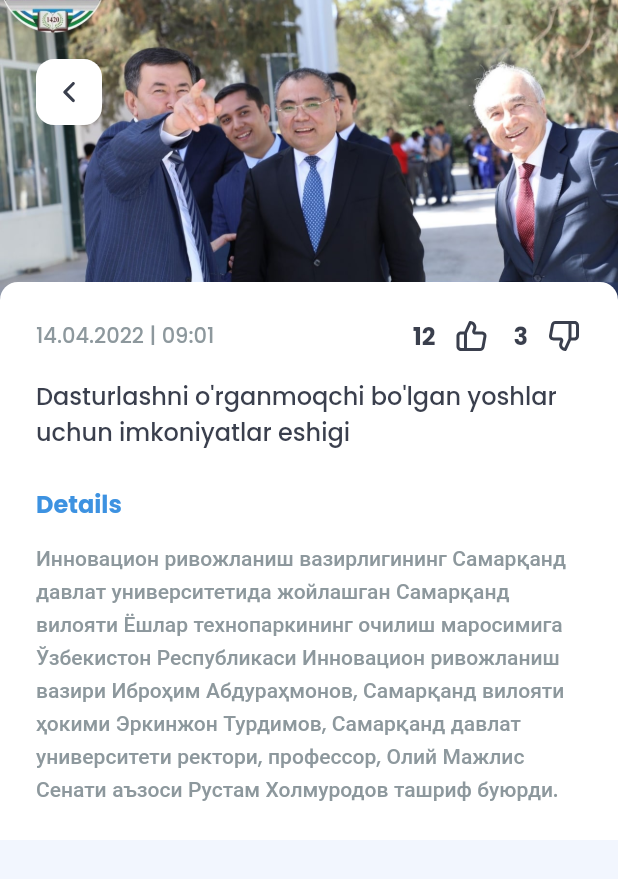
After one commit to IamKhuk/SamEdu, a Flutter app: the HomeScreen screen opened directly, after a tap on an icon or button, on a phone screen of 412 x 824 dp. The commit adds this screen. Shown: the top 879 px of the screen. Run offline on Flutter 3.47's test engine with Material 2 defaults, Android fonts, the light colour scheme and no system bars; drawn by our look-alikes of carousel_slider; our stand-ins replace flutter_svg, pinput, shared_preferences; accounts and stored records are empty.

Commit message:
News Details Screen

```diff
--- a/lib/src/defaults/defaults.dart
+++ b/lib/src/defaults/defaults.dart
@@ -216,6 +216,8 @@ class Defaults {
       text:
           'Шароф Рашидов номидаги Самарқанд давлат университети бош биносида талабаларни иш билан таъминлаш мақсадида “Карьера куни - меҳнат ярмаркаси” ўтказилиши кутилмоқда. Тадбирда вилоят Бандлик бош бошқармаси ҳамда юздан ортиқ корхона ва ташкилотларнинг вакиллари бўш иш ўринларини таклиф қилади.',
       date: DateTime(2022, 04, 14, 9, 1),
+      likes: 15,
+      dislikes: 2,
     ),
     NewsModel(
       title:
@@ -227,6 +229,8 @@ class Defaults {
       text:
           'Инновацион ривожланиш вазирлигининг Самарқанд давлат университетида жойлашган Самарқанд вилояти Ёшлар технопаркининг очилиш маросимига Ўзбекистон Республикаси Инновацион ривожланиш вазири Иброҳим Абдураҳмонов, Самарқанд вилояти ҳокими Эркинжон Турдимов, Самарқанд давлат университети ректори, профессор, Олий Мажлис Сенати аъзоси Рустам Холмуродов ташриф буюрди.',
       date: DateTime(2022, 04, 14, 9, 1),
+      likes: 12,
+      dislikes: 3,
     ),
   ];
 }
--- a/lib/src/model/news_model.dart
+++ b/lib/src/model/news_model.dart
@@ -3,11 +3,15 @@ class NewsModel {
   String text;
   List<String> images;
   DateTime date;
+  int likes;
+  int dislikes;
 
   NewsModel({
     required this.title,
     required this.images,
     required this.text,
     required this.date,
+    required this.likes,
+    required this.dislikes,
   });
 }
--- a/lib/src/ui/menu/home/home_screen.dart
+++ b/lib/src/ui/menu/home/home_screen.dart
@@ -5,6 +5,7 @@ import 'package:samedu/src/defaults/defaults.dart';
 import 'package:samedu/src/dialog/bottom_dialog.dart';
 import 'package:samedu/src/model/schedule_model.dart';
 import 'package:samedu/src/theme/app_theme.dart';
+import 'package:samedu/src/ui/menu/news/news_details_screen.dart';
 import 'package:samedu/src/widgets/title/title_01.dart';
 import 'package:samedu/src/widgets/title/view_all.dart';
 import 'package:shared_preferences/shared_preferences.dart';
@@ -19,6 +20,7 @@ class HomeScreen extends StatefulWidget {
 class _HomeScreenState extends State<HomeScreen> {
   String _firstName = '';
   String _lastName = '';
+
   // String _myImage = '';
   late ScheduleModel schedule;
   late String lessonStatus;
@@ -26,7 +28,11 @@ class _HomeScreenState extends State<HomeScreen> {
   @override
   void initState() {
     _getInfo();
-    if (DateTime.now().hour <=
+    if(DateTime.now().weekday == 7){
+      schedule = Defaults().schedules[0][0];
+      lessonStatus = 'Upcoming';
+    }
+    else if (DateTime.now().hour <=
         int.parse(Defaults()
             .schedules[DateTime.now().weekday - 1]
             .last
@@ -270,7 +276,6 @@ class _HomeScreenState extends State<HomeScreen> {
                           ),
                         ],
                       ),
-
                       const SizedBox(height: 8),
                       Row(
                         children: const [
@@ -289,17 +294,13 @@ class _HomeScreenState extends State<HomeScreen> {
                           items: Defaults().news.map((item) {
                             return GestureDetector(
                               onTap: () {
-                                // Navigator.push(
-                                //   context,
-                                //   MaterialPageRoute(
-                                //     builder: (context) {
-                                //       return AdviceSingleScreen(
-                                //         index: advices.indexOf(item),
-                                //         title: 'Treatment',
-                                //       );
-                                //     },
-                                //   ),
-                                // );
+                                Navigator.push(
+                                  context,
+                                  MaterialPageRoute(
+                                    builder: (context) =>
+                                        NewsDetailsScreen(news: item),
+                                  ),
+                                );
                               },
                               child: Container(
                                 height: 184,
--- /dev/null
+++ b/lib/src/ui/menu/news/news_details_screen.dart
@@ -0,0 +1,258 @@
+import 'package:carousel_slider/carousel_slider.dart';
+import 'package:flutter/material.dart';
+import 'package:flutter_svg/svg.dart';
+import 'package:samedu/src/model/news_model.dart';
+import 'package:samedu/src/utils/utils.dart';
+import 'package:samedu/src/widgets/title/title_03.dart';
+
+import '../../../theme/app_theme.dart';
+
+class NewsDetailsScreen extends StatefulWidget {
+  final NewsModel news;
+
+  const NewsDetailsScreen({Key? key, required this.news}) : super(key: key);
+
+  @override
+  _NewsDetailsScreenState createState() => _NewsDetailsScreenState();
+}
+
+class _NewsDetailsScreenState extends State<NewsDetailsScreen> {
+  bool onLike = false;
+  bool onDislike = false;
+  bool isLike = true;
+  bool isDislike = true;
+
+  @override
+  Widget build(BuildContext context) {
+    return Scaffold(
+      backgroundColor: AppTheme.bg,
+      body: Stack(
+        children: [
+          Column(
+            mainAxisAlignment: MainAxisAlignment.start,
+            children: [
+              SizedBox(
+                height: 200,
+                width: MediaQuery.of(context).size.width,
+                child: CarouselSlider(
+                  options: CarouselOptions(
+                    autoPlay: false,
+                    viewportFraction: 1,
+                    scrollDirection: Axis.horizontal,
+                    enableInfiniteScroll: false,
+                  ),
+                  items: widget.news.images.map(
+                    (item) {
+                      return SizedBox(
+                        height: 200,
+                        width: MediaQuery.of(context).size.width,
+                        child: ClipRRect(
+                          child: Image.asset(
+                            item,
+                            fit: BoxFit.cover,
+                          ),
+                        ),
+                      );
+                    },
+                  ).toList(),
+                ),
+              ),
+            ],
+          ),
+          Column(
+            children: [
+              Expanded(
+                child: ListView(
+                  padding: const EdgeInsets.only(top: 188),
+                  physics: const ClampingScrollPhysics(),
+                  children: [
+                    Container(
+                      padding: const EdgeInsets.all(24),
+                      decoration: const BoxDecoration(
+                        color: AppTheme.white,
+                        borderRadius: BorderRadius.only(
+                          topRight: Radius.circular(12),
+                          topLeft: Radius.circular(12),
+                        ),
+                      ),
+                      child: Column(
+                        mainAxisAlignment: MainAxisAlignment.start,
+                        crossAxisAlignment: CrossAxisAlignment.start,
+                        children: [
+                          Row(
+                            children: [
+                              Expanded(
+                                child: Text(
+                                  Utils.newsDateFormat(widget.news.date),
+                                  style: const TextStyle(
+                                    fontWeight: FontWeight.w500,
+                                    fontSize: 14,
+                                    fontFamily: AppTheme.fontFamily,
+                                    height: 1.5,
+                                    color: AppTheme.gray,
+                                  ),
+                                ),
+                              ),
+                              Text(
+                                widget.news.likes.toString(),
+                                style: TextStyle(
+                                  fontFamily: AppTheme.fontFamily,
+                                  fontSize: 16,
+                                  fontWeight: FontWeight.w600,
+                                  height: 1.5,
+                                  color: onLike == true
+                                      ? AppTheme.blue
+                                      : AppTheme.dark,
+                                ),
+                              ),
+                              const SizedBox(width: 12),
+                              GestureDetector(
+                                onTap: (){
+                                  setState(() {
+                                    onLike = true;
+                                    if(onDislike == true){
+                                      onDislike = false;
+                                      widget.news.dislikes--;
+                                    }
+                                    if(isLike==true){
+                                      widget.news.likes++;
+                                      isLike = false;
+                                    }
+                                    isDislike = true;
+                                  });
+                                },
+                                child: Container(
+                                  color: Colors.transparent,
+                                  child: SvgPicture.asset(
+                                    'assets/icons/like.svg',
+                                    color: onLike == true
+                                        ? AppTheme.blue
+                                        : AppTheme.dark,
+                                  ),
+                                ),
+                              ),
+                              const SizedBox(width: 16),
+                              Text(
+                                widget.news.dislikes.toString(),
+                                style: TextStyle(
+                                  fontFamily: AppTheme.fontFamily,
+                                  fontSize: 16,
+                                  fontWeight: FontWeight.w600,
+                                  height: 1.5,
+                                  color: onDislike == true
+                                      ? AppTheme.blue
+                                      : AppTheme.dark,
+                                ),
+                              ),
+                              const SizedBox(width: 12),
+                              GestureDetector(
+                                onTap: (){
+                                  setState(() {
+                                    onDislike = true;
+                                    if(onLike == true){
+                                      onLike = false;
+                                      widget.news.likes--;
+                                    }
+                                    if(isDislike==true){
+                                      widget.news.dislikes++;
+                                      isDislike = false;
+                                    }
+                                    isLike = true;
+                                  });
+                                },
+                                child: Container(
+                                  color: Colors.transparent,
+                                  child: SvgPicture.asset(
+                                    'assets/icons/dislike.svg',
+                                    color: onDislike == true
+                                        ? AppTheme.blue
+                                        : AppTheme.dark,
+                                  ),
+                                ),
+                              ),
+                            ],
+                          ),
+                          const SizedBox(height: 16),
+                          Row(
+                            children: [
+                              Expanded(
+                                child: Text(
+                                  widget.news.title,
+                                  style: const TextStyle(
+                                    fontWeight: FontWeight.w500,
+                                    fontSize: 16,
+                                    fontFamily: AppTheme.fontFamily,
+                                    height: 1.5,
+                                    color: AppTheme.dark,
+                                  ),
+                                ),
+                              ),
+                            ],
+                          ),
+                          const SizedBox(height: 24),
+                          const Title03(text: 'Details'),
+                          const SizedBox(height: 12),
+                          Row(
+                            children: [
+                              Expanded(
+                                child: Text(
+                                  widget.news.text,
+                                  style: const TextStyle(
+                                    fontWeight: FontWeight.w500,
+                                    fontSize: 14,
+                                    fontFamily: AppTheme.fontFamily,
+                                    height: 1.5,
+                                    color: AppTheme.gray,
+                                  ),
+                                ),
+                              ),
+                            ],
+                          ),
+                        ],
+                      ),
+                    ),
+                  ],
+                ),
+              )
+            ],
+          ),
+          Container(
+            height: MediaQuery.of(context).size.height * ((94) / 812),
+            width: MediaQuery.of(context).size.width,
+            padding: const EdgeInsets.symmetric(horizontal: 24, vertical: 12),
+            color: Colors.transparent,
+            child: Column(
+              mainAxisAlignment: MainAxisAlignment.end,
+              children: [
+                Row(
+                  mainAxisAlignment: MainAxisAlignment.start,
+                  children: [
+                    GestureDetector(
+                      onTap: () {
+                        Navigator.pop(context);
+                      },
+                      child: Container(
+                        height: 44,
+                        width: 44,
+                        decoration: BoxDecoration(
+                          color: AppTheme.white,
+                          borderRadius: BorderRadius.circular(12),
+                        ),
+                        child: Center(
+                          child: SvgPicture.asset(
+                            'assets/icons/left.svg',
+                            color: AppTheme.dark,
+                          ),
+                        ),
+                      ),
+                    ),
+                  ],
+                ),
+              ],
+            ),
+          ),
+        ],
+      ),
+    );
+  }
+}
--- a/lib/src/utils/utils.dart
+++ b/lib/src/utils/utils.dart
@@ -1,13 +1,32 @@
-class Utils{
-  static bool passwordValidator(String value){
-    String  pattern = r'^(?=.*?[A-Z])(?=.*?[a-z])(?=.*?[0-9])(?=.*?[!@#\$&*~]).{8,}$';
+class Utils {
+  static bool passwordValidator(String value) {
+    String pattern =
+        r'^(?=.*?[A-Z])(?=.*?[a-z])(?=.*?[0-9])(?=.*?[!@#\$&*~]).{8,}$';
     RegExp regExp = RegExp(pattern);
     return regExp.hasMatch(value);
   }
 
-  static bool emailValidator(String value){
-    String  pattern = r'^(([^<>()[\]\\.,;:\s@\"]+(\.[^<>()[\]\\.,;:\s@\"]+)*)|(\".+\"))@((\[[0-9]{1,3}\.[0-9]{1,3}\.[0-9]{1,3}\.[0-9]{1,3}\])|(([a-zA-Z\-0-9]+\.)+[a-zA-Z]{2,}))$';
+  static bool emailValidator(String value) {
+    String pattern =
+        r'^(([^<>()[\]\\.,;:\s@\"]+(\.[^<>()[\]\\.,;:\s@\"]+)*)|(\".+\"))@((\[[0-9]{1,3}\.[0-9]{1,3}\.[0-9]{1,3}\.[0-9]{1,3}\])|(([a-zA-Z\-0-9]+\.)+[a-zA-Z]{2,}))$';
     RegExp regExp = RegExp(pattern);
     return regExp.hasMatch(value);
   }
+
+  static String newsDateFormat(DateTime date) {
+    String day = date.day<10?'0'+date.day.toString():date.day.toString();
+    String month = date.month<10?'0'+date.month.toString():date.month.toString();
+    String hour = date.hour<10?'0'+date.hour.toString():date.hour.toString();
+    String minute = date.minute<10?'0'+date.minute.toString():date.minute.toString();
+
+    return day +
+        '.' +
+        month +
+        '.' +
+        date.year.toString() +
+        ' | ' +
+        hour +
+        ':' +
+        minute;
+  }
 }
--- /dev/null
+++ b/lib/src/widgets/title/title_03.dart
@@ -0,0 +1,22 @@
+import 'package:flutter/cupertino.dart';
+import 'package:samedu/src/theme/app_theme.dart';
+
+class Title03 extends StatelessWidget {
+  final String text;
+
+  const Title03({Key? key, required this.text}) : super(key: key);
+
+  @override
+  Widget build(BuildContext context) {
+    return Text(
+      text,
+      style: const TextStyle(
+        fontFamily: AppTheme.fontFamily,
+        fontSize: 16,
+        fontWeight: FontWeight.w600,
+        height: 1.5,
+        color: AppTheme.blue,
+      ),
+    );
+  }
+}
```
Also changed, not shown: assets/icons/dislike.svg (added), assets/icons/like.svg (added).
